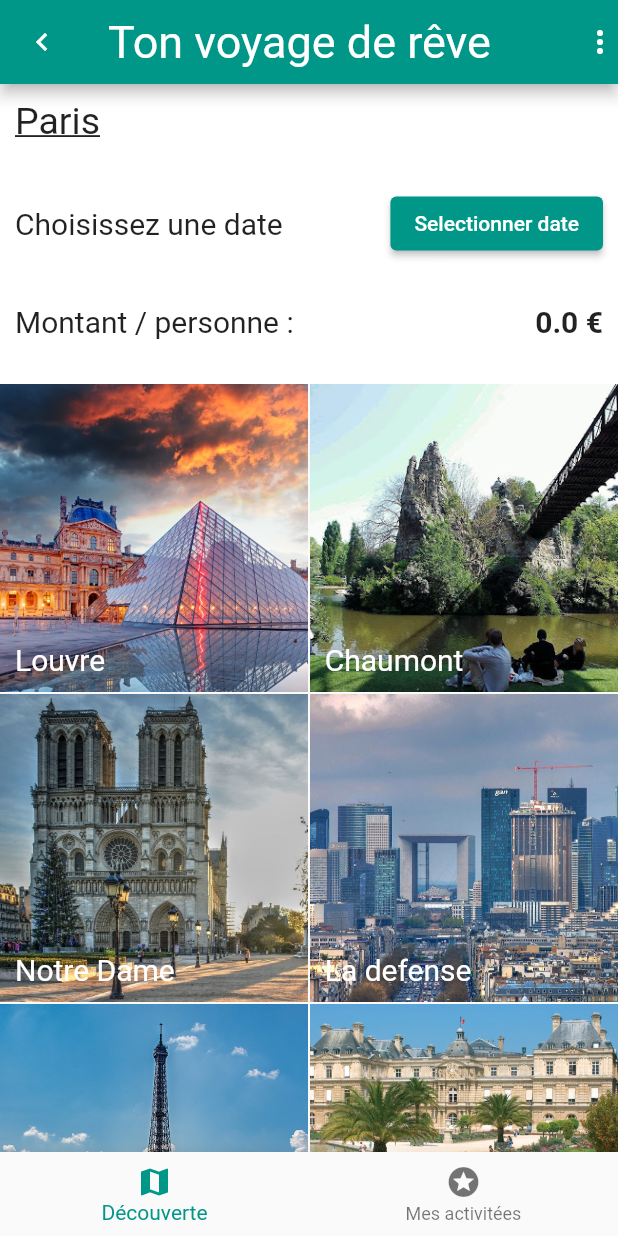
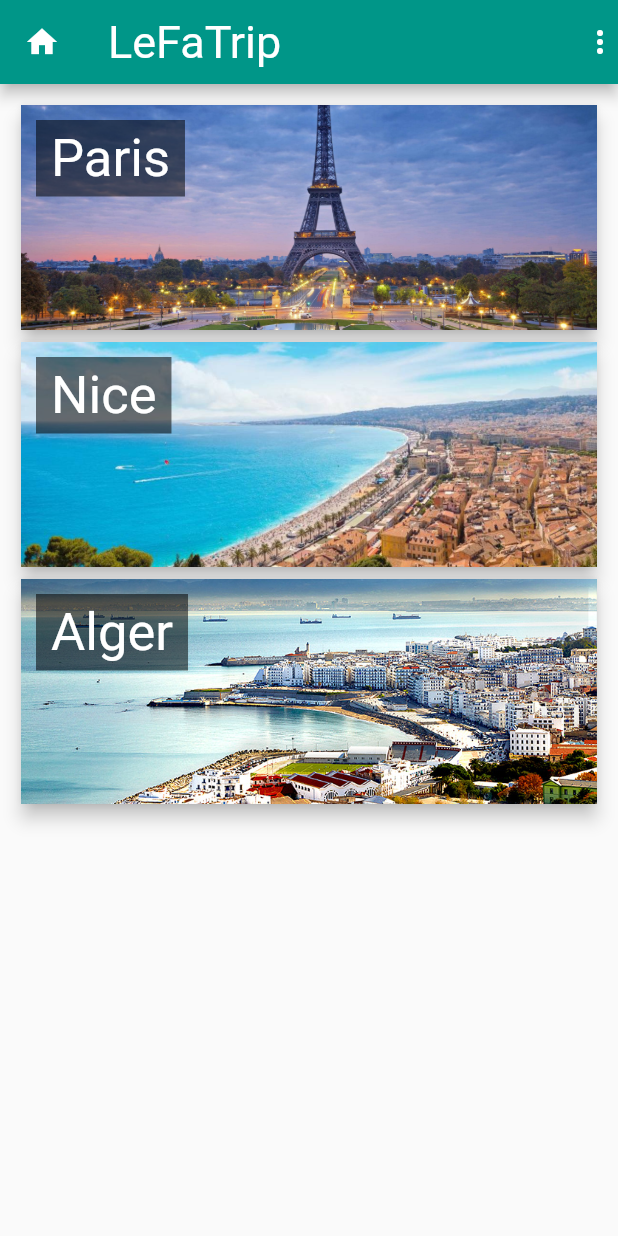
Before and after one commit to FARIDJADDA/fly_project, a Flutter app: the screen it shows after launch, on a phone screen of 412 x 824 dp. Run offline on Flutter 3.47's test engine with Material 2 defaults, Android fonts, the phone set to English and light mode, and no system bars.

Commit message:
clean & refactor code

```diff
--- a/lib/datas/data.dart
+++ b/lib/datas/data.dart
@@ -1,4 +1,4 @@
-import '../models/activity.model.dart';
+import '../models/activity_model.dart';
 
 List<Activity> activities = [
   Activity(
--- a/lib/main.dart
+++ b/lib/main.dart
@@ -1,12 +1,13 @@
 import 'package:flutter/material.dart';
-import 'views/city/city.dart';
-import './widgets/data.dart';
+// import 'views/city/city.dart';
+// import './widgets/data.dart';
 
-//import 'views/home/home.dart';
+import 'views/home/home_view.dart';
 
-main(List<String> args) {
-  runApp(LeFaTrip());
-}
+// main(List<String> args) {
+//   runApp(LeFaTrip());
+// }
+void main() => runApp(LeFaTrip());
 
 class LeFaTrip extends StatelessWidget {
   @override
@@ -29,10 +30,7 @@ class LeFaTrip extends StatelessWidget {
 
       debugShowCheckedModeBanner:
           false, // enleve la banière debug en haut à droite de l'ecran
-      //home: Home(),
-      home: Data(
-        child: City(),
-      ),
+      home: HomeView(),
     );
   }
 }
--- /dev/null
+++ b/lib/models/city_model.dart
@@ -0,0 +1,5 @@
+class City {
+  String image;
+  String name;
+  City({this.image, this.name});
+}
--- a/lib/views/city/city.dart
+++ b/lib/views/city/city_view.dart
@@ -1,14 +1,14 @@
 import 'package:flutter/material.dart';
 
-import '../../models/trip.model.dart';
-import '../../models/activity.model.dart';
+import '../../models/trip_model.dart';
+import '../../models/activity_model.dart';
 import '../../widgets/data.dart';
 
 import './widgets/trip_activity_list.dart';
 import './widgets/activity_list.dart';
 import './widgets/trip_overview.dart';
 
-class City extends StatefulWidget {
+class CityView extends StatefulWidget {
   showContext({BuildContext context, List<Widget> children}) {
     var orientation = MediaQuery.of(context).orientation;
     if (orientation == Orientation.landscape) {
@@ -24,10 +24,10 @@ class City extends StatefulWidget {
   }
 
   @override
-  _CityState createState() => _CityState();
+  _CityViewState createState() => _CityViewState();
 }
 
-class _CityState extends State<City> with WidgetsBindingObserver {
+class _CityViewState extends State<CityView> with WidgetsBindingObserver {
   Trip myTrip;
   int index;
   List<Activity> activities;
--- a/lib/views/city/widgets/activity_card.dart
+++ b/lib/views/city/widgets/activity_card.dart
@@ -1,5 +1,5 @@
 import 'package:flutter/material.dart';
-import '../../../models/activity.model.dart';
+import '../../../models/activity_model.dart';
 
 class ActivityCard extends StatelessWidget {
   final Activity activity;
--- a/lib/views/city/widgets/activity_list.dart
+++ b/lib/views/city/widgets/activity_list.dart
@@ -1,5 +1,5 @@
 import 'package:flutter/material.dart';
-import '../../../models/activity.model.dart';
+import '../../../models/activity_model.dart';
 
 import './activity_card.dart';
 
--- a/lib/views/city/widgets/trip_activity_card.dart
+++ b/lib/views/city/widgets/trip_activity_card.dart
@@ -1,7 +1,7 @@
 // import 'dart:math';
 
 import 'package:flutter/material.dart';
-import 'package:fly_project/models/activity.model.dart';
+import 'package:fly_project/models/activity_model.dart';
 
 class TripActivityCard extends StatefulWidget {
   final Activity activity;
--- a/lib/views/city/widgets/trip_activity_list.dart
+++ b/lib/views/city/widgets/trip_activity_list.dart
@@ -1,5 +1,5 @@
 import 'package:flutter/material.dart';
-import 'package:fly_project/models/activity.model.dart';
+import 'package:fly_project/models/activity_model.dart';
 import 'package:fly_project/views/city/widgets/trip_activity_card.dart';
 
 class TripActivityList extends StatelessWidget {
--- a/lib/views/city/widgets/trip_overview.dart
+++ b/lib/views/city/widgets/trip_overview.dart
@@ -1,7 +1,7 @@
 import 'package:flutter/material.dart';
 import 'package:intl/intl.dart';
 
-import '../../../models/trip.model.dart';
+import '../../../models/trip_model.dart';
 
 class TripOverview extends StatelessWidget {
   final Function setDate;
--- /dev/null
+++ b/lib/views/home/home_view.dart
@@ -0,0 +1,44 @@
+import 'package:flutter/material.dart';
+import 'package:fly_project/models/city_model.dart';
+import 'package:fly_project/views/home/widgets/city_card.dart';
+
+class HomeView extends StatefulWidget {
+  @override
+  _HomeViewState createState() {
+    return _HomeViewState();
+  }
+}
+
+class _HomeViewState extends State<HomeView> {
+  List<City> cities = [
+    City(name: 'Paris', image: 'assets/images/paris.jpg'),
+    City(name: 'Nice', image: 'assets/images/nice.jpg'),
+    City(name: 'Alger', image: 'assets/images/alger.jpg'),
+  ];
+
+  @override
+  Widget build(BuildContext context) {
+    cities.map((city) => print(city));
+
+    return Scaffold(
+      appBar: AppBar(
+        leading: Icon(Icons.home),
+        title: Text('LeFaTrip'),
+        actions: [Icon(Icons.more_vert)],
+      ),
+      body: Container(
+        padding: EdgeInsets.all(10),
+        child: Column(
+          crossAxisAlignment: CrossAxisAlignment.stretch,
+          children: cities
+              .map(
+                (city) => CityCard(
+                  city: city,
+                ),
+              )
+              .toList(),
+        ),
+      ),
+    );
+  }
+}
--- a/lib/views/home/widgets/city_card.dart
+++ b/lib/views/home/widgets/city_card.dart
@@ -1,12 +1,10 @@
 import 'package:flutter/material.dart';
+import '../../../models/city_model.dart';
 
 class CityCard extends StatelessWidget {
-  final String name;
-  final String image;
-  final bool checked;
-  final Function updateChecked;
+  final City city;
 
-  CityCard({this.name, this.image, this.checked, this.updateChecked});
+  CityCard({this.city});
 
   @override
   Widget build(BuildContext context) {
@@ -19,38 +17,29 @@ class CityCard extends StatelessWidget {
           children: [
             Ink.image(
               fit: BoxFit.cover,
-              image: AssetImage(image),
+              image: AssetImage(city.image),
               child: InkWell(
-                onTap: updateChecked,
+                onTap: () {},
               ),
             ),
-            Padding(
-              padding: EdgeInsets.all(10),
-              child: Column(
-                children: [
-                  Expanded(
-                      child: Row(
-                    mainAxisAlignment: MainAxisAlignment.end,
-                    crossAxisAlignment: CrossAxisAlignment.start,
-                    children: [
-                      Icon(
-                        checked ? Icons.star : Icons.star_border,
-                        size: 30,
-                        color: Colors.white,
-                      ),
-                    ],
-                  )),
-                  Row(
-                    children: [
-                      Text(
-                        name,
-                        style: TextStyle(color: Colors.white, fontSize: 20),
-                      )
-                    ],
-                  )
-                ],
+            Positioned(
+              top: 10,
+              left: 10,
+              child: Container(
+                padding: EdgeInsets.symmetric(
+                  horizontal: 10,
+                  vertical: 5,
+                ),
+                color: Colors.black54,
+                child: Text(
+                  city.name,
+                  style: TextStyle(
+                    fontSize: 35,
+                    color: Colors.white,
+                  ),
+                ),
               ),
-            )
+            ),
           ],
         ),
       ),
--- a/lib/widgets/data.dart
+++ b/lib/widgets/data.dart
@@ -1,5 +1,5 @@
 import 'package:flutter/material.dart';
-import '../models/activity.model.dart';
+import '../models/activity_model.dart';
 import '../datas/data.dart' as data;
 
 class Data extends InheritedWidget {
```
Also changed, not shown: lib/views/home/home.dart (deleted, +0 -55 lines), lib/models/activity_model.dart (renamed from lib/models/activity.model.dart), lib/models/trip_model.dart (renamed from lib/models/trip.model.dart).
